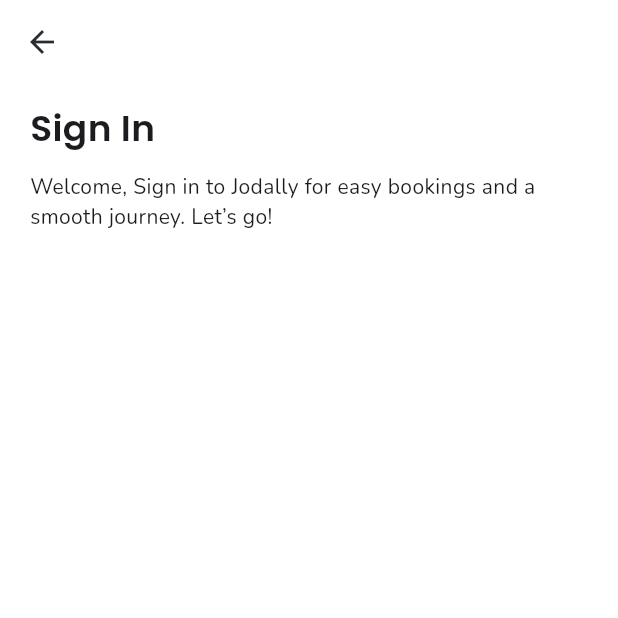
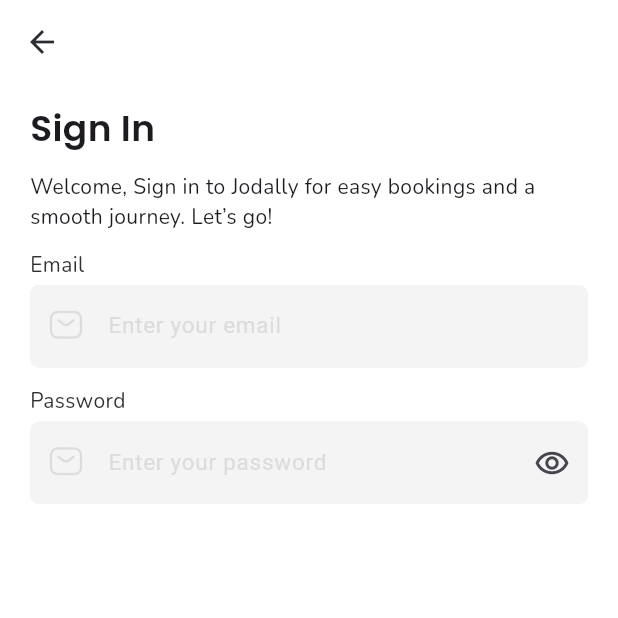
Before and after one commit to jamydevelop/Jodally-Flutter-App, a Flutter app: the screen it shows after launch, on a phone screen of 412 x 824 dp, the top half of it. Run offline on Flutter 3.47's test engine with Material 3 defaults, Android fonts, the phone set to English and light mode, and no system bars.

Commit message:
added text fields and labels, update resources color

```diff
--- a/jodally_flutter_app/lib/core/resources/assets.dart
+++ b/jodally_flutter_app/lib/core/resources/assets.dart
@@ -2,6 +2,11 @@
   static const iconsPath = "assets/icons";
   static const imagesPath = "assets/images";
 
+  // I M A G E S
   static const welcomePageJeepneyImg = '$imagesPath/jeepney_welcome_img.png';
+
+  // I C O N S
   static const welcomeDialogCloseIcn = '$iconsPath/close_circle_icon.png';
+  static const smsIcon = '$iconsPath/sms_icon.png';
+  static const lockIcon = '$iconsPath/lock_icon.png';
 }
--- a/jodally_flutter_app/lib/core/resources/colors.dart
+++ b/jodally_flutter_app/lib/core/resources/colors.dart
@@ -6,6 +6,11 @@
 //Black
 const Color blackPrimary = Color(0xFF020202); //#020202
 const Color blackSecondary = Color(0xFF292D32); //#292D32
+const Color blackTertiary = Color(0xFF303030); //#303030
+
+//Light Grey
+const Color lightGreyPrimary = Color(0xFFF4F4F4); //#F4F4F4
+const Color lightGreySecondary = Color(0xFFDCDCDC); //#DCDCDC
 
 //Grey
 const Color greyPrimary = Color(0xFF676767); //#676767
--- a/jodally_flutter_app/lib/views/sign_in_page.dart
+++ b/jodally_flutter_app/lib/views/sign_in_page.dart
@@ -1,8 +1,11 @@
 import 'package:flutter/material.dart';
 import 'package:flutter/services.dart';
 import 'package:jodally_flutter_app/core/components/common_back_app_bar.dart';
+import 'package:jodally_flutter_app/core/components/common_text_field.dart';
 import 'package:jodally_flutter_app/core/components/common_text_label.dart';
+import 'package:jodally_flutter_app/core/resources/assets.dart';
 import 'package:jodally_flutter_app/core/resources/colors.dart';
+import 'package:jodally_flutter_app/core/resources/dimensions.dart';
 
 class SignInPage extends StatefulWidget {
   const SignInPage({super.key});
@@ -40,7 +43,82 @@
                       'Welcome, Sign in to Jodally for easy bookings and a smooth journey. Let’s go!',
                   fontFamily: 'Nunito',
                   fontWeight: FontWeight.w400,
-                  fontSize: 14,
+                  fontSize: fontSizeTitleSmall,
+                ),
+                SizedBox(height: 12),
+                // Email Text Label
+                CommonTextLabel(
+                  text: 'Email',
+                  fontFamily: 'Nunito',
+                  fontWeight: FontWeight.w400,
+                  fontSize: fontSizeTitleSmall,
+                  color: blackTertiary,
+                ),
+                SizedBox(height: 4),
+                // Email Text Field
+                CommonTextField(
+                  filled: true,
+                  fillColor: lightGreyPrimary,
+                  hintText: "Enter your email",
+                  hintTextStyle: TextStyle(
+                    fontFamily: "Roboto",
+                    fontWeight: FontWeight.w400,
+                    fontSize: fontSizeSubhead,
+                    color: lightGreySecondary,
+                  ),
+                  prefixIcon: Image.asset(
+                    Assets.smsIcon,
+                    scale: 3,
+                    color: lightGreySecondary,
+                  ),
+
+                  onFieldSubmitted: (value) {
+                    // Hide the on-screen keyboard
+                    FocusScope.of(context).unfocus();
+                  },
+                  keyboardType: TextInputType.emailAddress,
+                  inputBorder: OutlineInputBorder(
+                    borderRadius: BorderRadius.circular(6.0),
+                    borderSide: BorderSide(color: lightGreyPrimary, width: 1),
+                  ),
+                ),
+                SizedBox(height: 12),
+                // Password Text Label
+                CommonTextLabel(
+                  text: 'Password',
+                  fontFamily: 'Nunito',
+                  fontWeight: FontWeight.w400,
+                  fontSize: fontSizeTitleSmall,
+                  color: blackTertiary,
+                ),
+                SizedBox(height: 4),
+                // Password Text Field
+                CommonTextField(
+                  filled: true,
+                  fillColor: lightGreyPrimary,
+                  hintText: "Enter your password",
+                  hintTextStyle: TextStyle(
+                    fontFamily: "Roboto",
+                    fontWeight: FontWeight.w400,
+                    fontSize: fontSizeSubhead,
+                    color: lightGreySecondary,
+                  ),
+                  prefixIcon: Image.asset(
+                    Assets.smsIcon,
+                    scale: 3,
+                    color: lightGreySecondary,
+                  ),
+
+                  onFieldSubmitted: (value) {
+                    // Hide the on-screen keyboard
+                    FocusScope.of(context).unfocus();
+                  },
+                  keyboardType: TextInputType.emailAddress,
+                  inputBorder: OutlineInputBorder(
+                    borderRadius: BorderRadius.circular(6.0),
+                    borderSide: BorderSide(color: lightGreyPrimary, width: 1),
+                  ),
+                  suffixIcon: Icon(Icons.remove_red_eye_outlined),
                 ),
               ],
             ),
--- a/jodally_flutter_app/pubspec.yaml
+++ b/jodally_flutter_app/pubspec.yaml
@@ -59,9 +59,8 @@
 
   # To add assets to your application, add an assets section, like this:
   assets:
-    - assets/images/jeepney_splash_img.png
-    - assets/images/jeepney_welcome_img.png
-    - assets/icons/close_circle_icon.png
+    - assets/images/
+    - assets/icons/
 
 
   # An image asset can refer to one or more resolution-specific "variants", see
```
Also changed, not shown: jodally_flutter_app/assets/icons/lock_icon.png (added), jodally_flutter_app/assets/icons/sms_icon.png (added).
